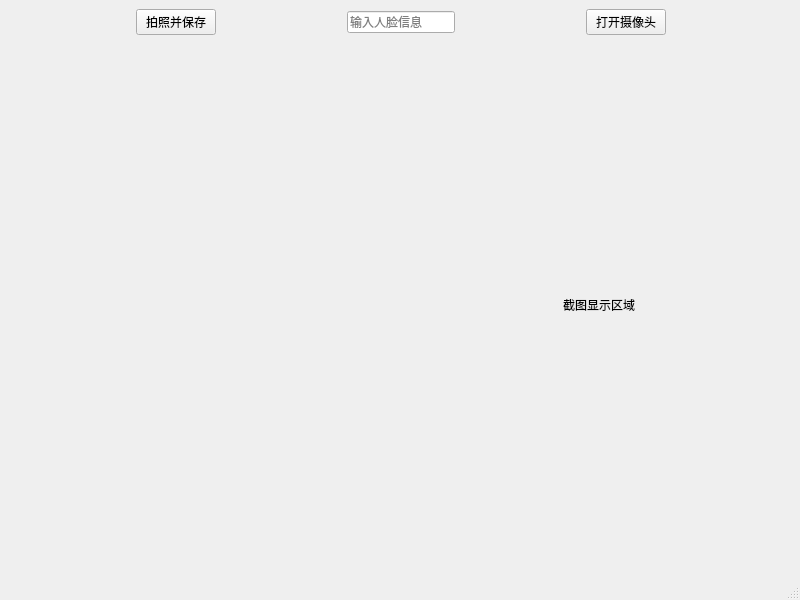
Qt form untitled.ui (MengFanjun020906/FaceRecognition) before a commit.
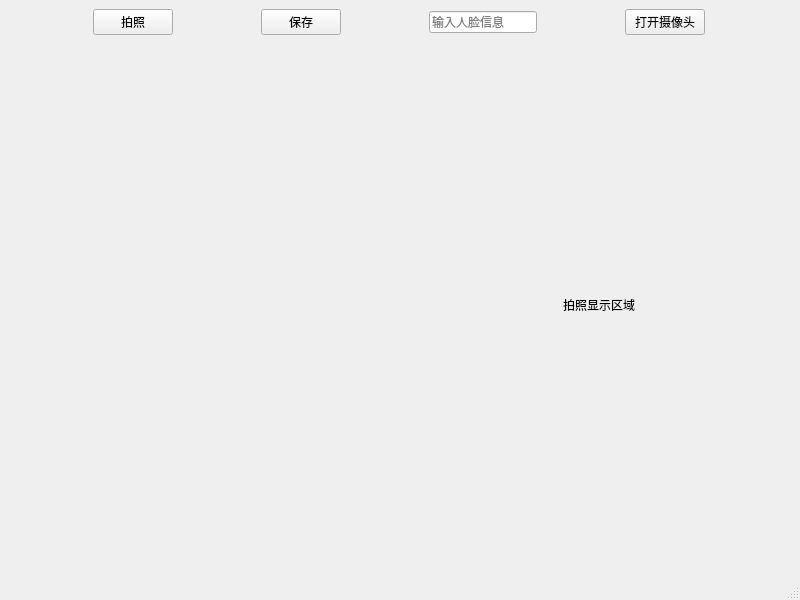
The same form after that commit. Custom widgets are drawn as their Qt base class.

What changed in the file:
```diff
--- a/untitled.ui
+++ b/untitled.ui
@@ -29,7 +29,20 @@
          </sizepolicy>
         </property>
         <property name="text">
-         <string>拍照并保存</string>
+         <string>拍照</string>
+        </property>
+       </widget>
+      </item>
+      <item>
+       <widget class="QPushButton" name="btn_save">
+        <property name="sizePolicy">
+         <sizepolicy hsizetype="Fixed" vsizetype="Fixed">
+          <horstretch>0</horstretch>
+          <verstretch>0</verstretch>
+         </sizepolicy>
+        </property>
+        <property name="text">
+         <string>保存</string>
         </property>
        </widget>
       </item>
@@ -106,7 +119,7 @@
          </size>
         </property>
         <property name="text">
-         <string>截图显示区域</string>
+         <string>拍照显示区域</string>
         </property>
         <property name="alignment">
          <set>Qt::AlignmentFlag::AlignCenter</set>
```
